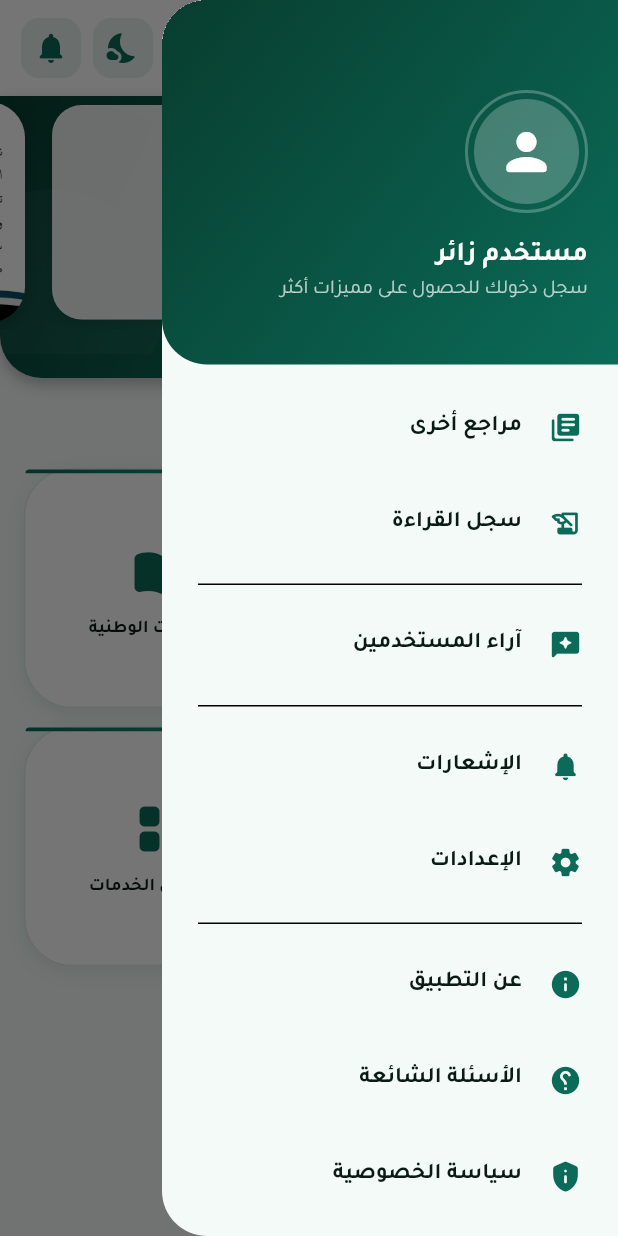
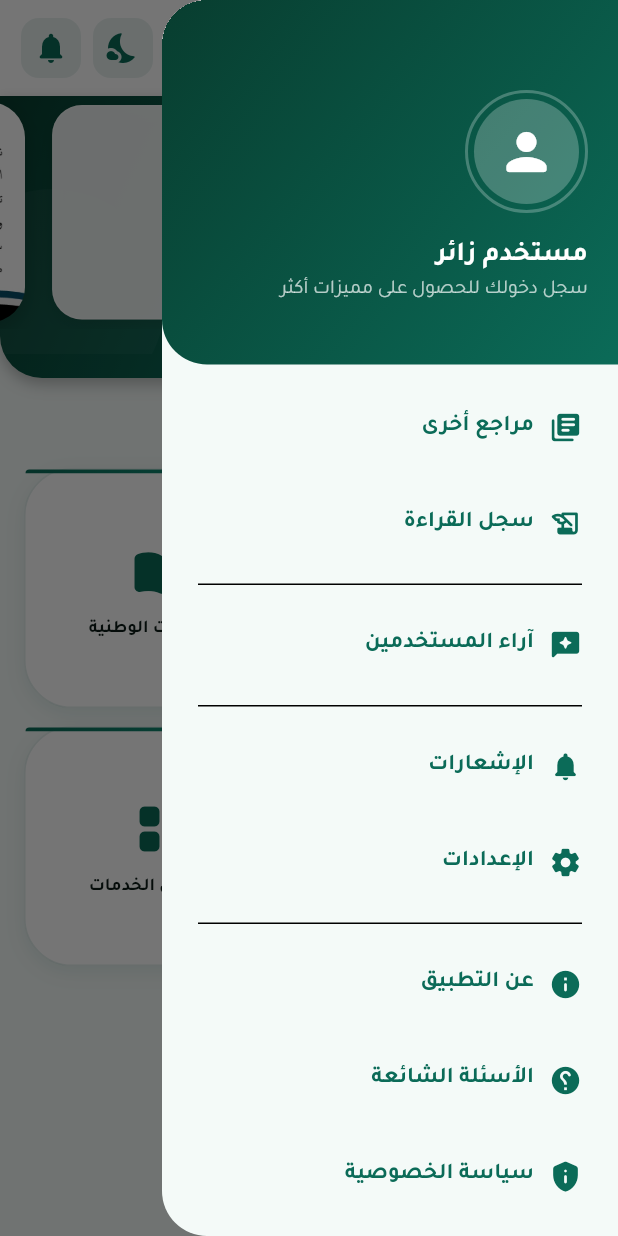
Before and after one commit to merajiapp-hub/meraj3iapp4415, a Flutter app: the HomePage screen opened directly, with the side drawer open, on a phone screen of 412 x 824 dp. Run offline on Flutter 3.47's test engine with Material 3 defaults, Android fonts, the phone set to English and light mode, and no system bars; our stand-ins replace audioplayers, cached_network_image, cloud_firestore, confetti, connectivity_plus, device_info_plus and 21 more; missing offline and left inert: complex, equations, flutter_math_fork, flutter_quill, ml_linalg, receive_intent and 3 more; accounts and stored records are empty; network calls fail.

Commit message:
إضافة ميزات جديدة وتحديث الكود

```diff
--- a/lib/screens/home_page.dart
+++ b/lib/screens/home_page.dart
@@ -1204,7 +1204,11 @@ class _HomePageState extends State<HomePage>
     final isDark = Theme.of(context).brightness == Brightness.dark;
     final iconColor = isDark ? Colors.white : (color ?? AppTheme.primaryColor);
     final leadingWidget = iconOrWidget is IconData
-        ? Icon(iconOrWidget, color: iconColor, size: 22)
+        ? Icon(
+            iconOrWidget,
+            color: iconColor,
+            size: 22,
+          )
         : (iconOrWidget as Widget);
 
     return ListTile(
@@ -1214,12 +1218,15 @@ class _HomePageState extends State<HomePage>
         style: GoogleFonts.tajawal(
           fontSize: 15,
           fontWeight: FontWeight.bold,
-          color: isDark ? Colors.white : color,
+          color: isDark ? Colors.white : (color ?? AppTheme.primaryColor),
         ),
       ),
       onTap: onTap,
       contentPadding: const EdgeInsets.symmetric(horizontal: 24, vertical: 4),
+      minLeadingWidth: 24,
+      horizontalTitleGap: 8,
       shape: RoundedRectangleBorder(borderRadius: BorderRadius.circular(16)),
+      tileColor: Colors.transparent,
     );
   }
 }
--- a/lib/screens/main_screen.dart
+++ b/lib/screens/main_screen.dart
@@ -267,8 +267,8 @@ class _NavItem extends StatelessWidget {
                 icon,
                 size: isSelected ? 26 : 22,
                 color: isDark
-                  ? Colors.white
-                  : (isSelected ? primaryColor : Colors.black38),
+                    ? Colors.white
+                    : (isSelected ? primaryColor : Colors.black38),
               ),
             ),
             const SizedBox(height: 4),
--- a/lib/screens/notes_screen.dart
+++ b/lib/screens/notes_screen.dart
@@ -1078,7 +1078,7 @@ class _NotesScreenState extends State<NotesScreen> {
                   margin: EdgeInsets.only(
                     left: 16,
                     right: 16,
-                    bottom: MediaQuery.of(context).size.height - 150,
+                    top: MediaQuery.of(context).padding.top + 12,
                   ),
                   action: SnackBarAction(
                     label: 'تراجع',
--- a/lib/screens/stages_screen.dart
+++ b/lib/screens/stages_screen.dart
@@ -190,7 +190,9 @@ class _StageCardState extends State<_StageCard>
                   height: 58,
                   child: Icon(
                     widget.icon,
-                    color: widget.isDark ? Colors.white : widget.gradient.colors.first,
+                    color: widget.isDark
+                        ? Colors.white
+                        : widget.gradient.colors.first,
                     size: 42,
                   ),
                 ),
```
Also changed, not shown: lib/screens/books_list_screen.dart (+3 -14 lines), 1 other file.
